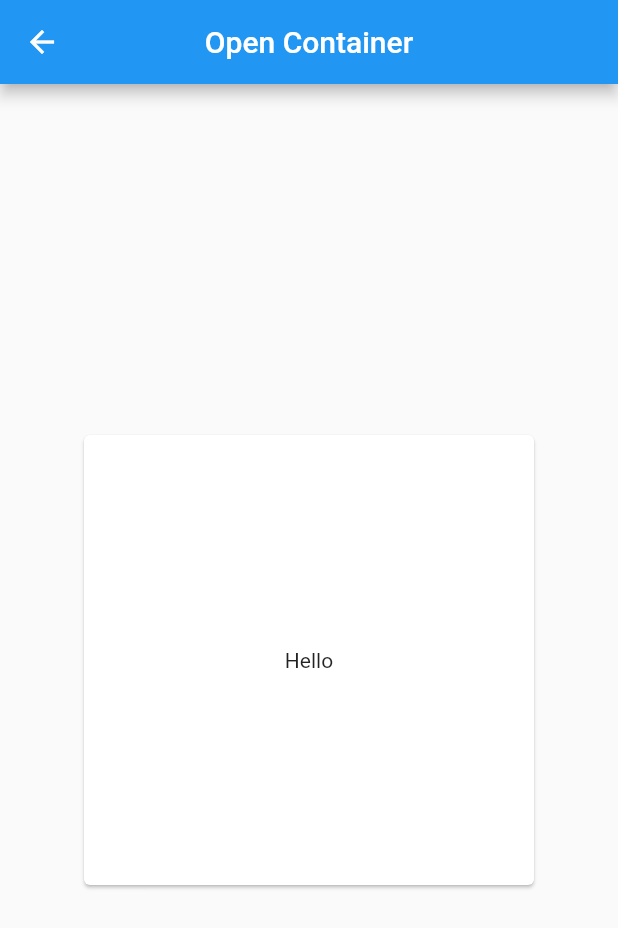
After one commit to devShakib015/animation_try, a Flutter app: the OpenContainerAnimation screen opened directly, on a phone screen of 412 x 824 dp. The commit adds this screen. Shown: the top 928 px of the screen. Run offline on Flutter 3.47's test engine with Material 2 defaults, Android fonts, the phone set to English and light mode, and no system bars.

Commit message:
New One
Container Animation

```diff
--- a/lib/pages/home_page.dart
+++ b/lib/pages/home_page.dart
@@ -1,4 +1,7 @@
+import 'package:animation_try/pages/container_animation_page.dart';
+import 'package:animation_try/pages/open_container.dart';
 import 'package:animation_try/pages/sun_animation_page.dart';
+import 'package:flutter/cupertino.dart';
 import 'package:flutter/material.dart';
 
 class HomePage extends StatelessWidget {
@@ -6,8 +9,8 @@ class HomePage extends StatelessWidget {
   Widget build(BuildContext context) {
     List<Map<String, Widget>> _pages = [
       {
-        "Sun Animation Page": SunAnimationPage(
-          title: "Sun Animation Page",
+        "Container Animation Page": ContainerAnimationPage(
+          title: "Container Animation Page",
         ),
       },
       {
@@ -16,9 +19,7 @@ class HomePage extends StatelessWidget {
         ),
       },
       {
-        "Sun Animation Page": SunAnimationPage(
-          title: "Sun Animation Page",
-        ),
+        "Open Container": OpenContainerAnimation(title: "Open Container"),
       },
       {
         "Sun Animation Page": SunAnimationPage(
@@ -43,7 +44,7 @@ class HomePage extends StatelessWidget {
                       onTap: () {
                         Navigator.push(
                           context,
-                          MaterialPageRoute(
+                          CupertinoPageRoute(
                             builder: (context) => page.values.toList()[0],
                           ),
                         );
--- /dev/null
+++ b/lib/pages/open_container.dart
@@ -0,0 +1,25 @@
+import 'package:animation_try/widgets/open_container_ani.dart';
+import 'package:animation_try/widgets/sun_animation.dart';
+import 'package:flutter/cupertino.dart';
+import 'package:flutter/material.dart';
+
+class OpenContainerAnimation extends StatelessWidget {
+  final String title;
+
+  OpenContainerAnimation({required this.title});
+
+  @override
+  Widget build(BuildContext context) {
+    return Scaffold(
+      appBar: AppBar(
+        title: Text(title),
+        centerTitle: true,
+      ),
+      body: Container(
+        child: Center(
+          child: OpenContainerAni(),
+        ),
+      ),
+    );
+  }
+}
--- /dev/null
+++ b/lib/widgets/open_container_ani.dart
@@ -0,0 +1,52 @@
+import 'package:animations/animations.dart';
+import 'package:flutter/material.dart';
+
+class OpenContainerAni extends StatefulWidget {
+  const OpenContainerAni({Key? key}) : super(key: key);
+
+  @override
+  _OpenContainerAniState createState() => _OpenContainerAniState();
+}
+
+class _OpenContainerAniState extends State<OpenContainerAni> {
+  @override
+  Widget build(BuildContext context) {
+    return Scaffold(
+      body: Center(
+        child: OpenContainer(
+          closedBuilder: (context, action) => Container(
+            child: Center(child: Text("Hello")),
+            width: 300,
+            height: 300,
+          ),
+          openBuilder: (context, action) => Container(
+            child: Scaffold(
+                appBar: AppBar(),
+                body: Center(
+                  child: GestureDetector(
+                    onTap: () async {
+                      await showModal(
+                          context: context,
+                          builder: (context) {
+                            return Scaffold(
+                              appBar: AppBar(),
+                              body: Container(
+                                child: Center(
+                                  child: Text("Hello Modal"),
+                                ),
+                              ),
+                            );
+                          });
+                    },
+                    child: Text(
+                      "Hello BIG ME",
+                      style: TextStyle(fontSize: 50),
+                    ),
+                  ),
+                )),
+          ),
+        ),
+      ),
+    );
+  }
+}
--- a/pubspec.yaml
+++ b/pubspec.yaml
@@ -28,6 +28,7 @@ dependencies:
   # The following adds the Cupertino Icons font to your application.
   # Use with the CupertinoIcons class for iOS style icons.
   cupertino_icons: ^1.0.2
+  animations: any
 
 dev_dependencies:
   flutter_test:
```
Also changed, not shown: lib/pages/container_animation_page.dart (added, +24 -0 lines), lib/widgets/container_animation.dart (added, +54 -0 lines), lib/widgets/sun_animation.dart (+6 -12 lines).
